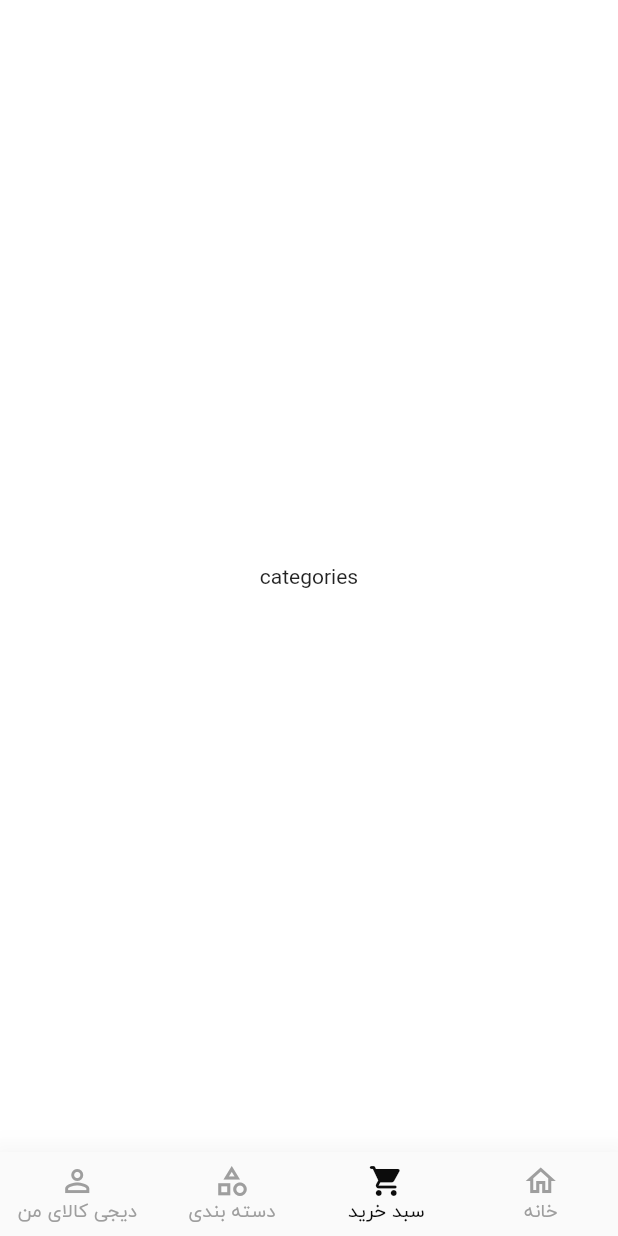
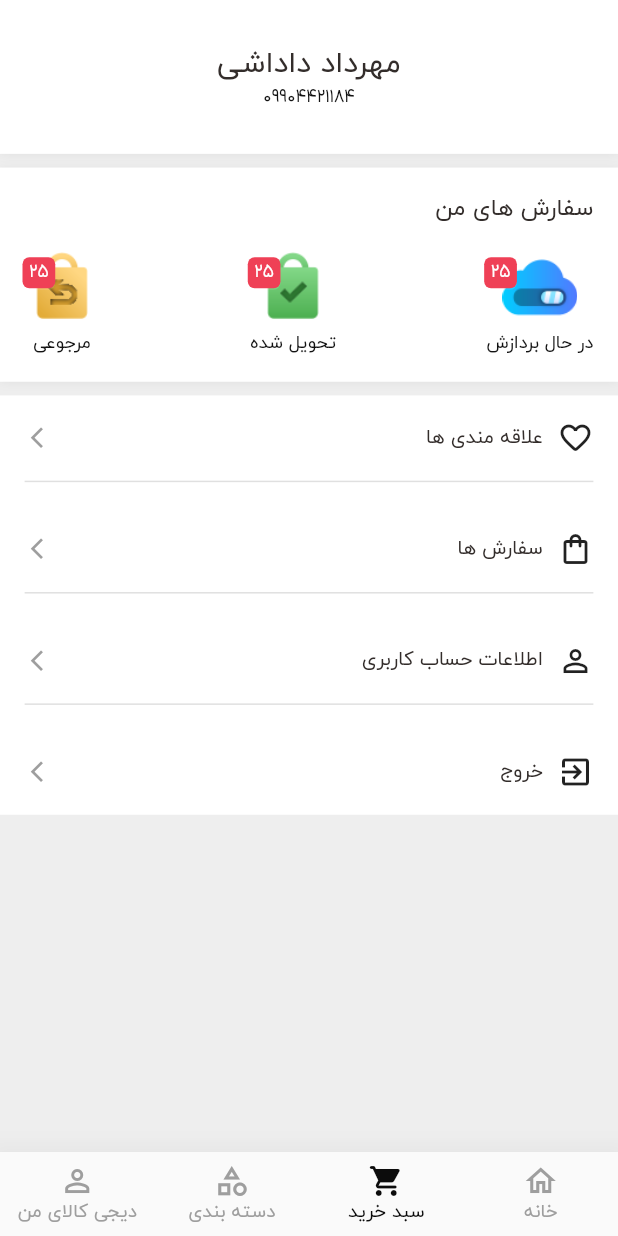
Before and after one commit to mehrdad03/digikala, a Flutter app: the screen it shows after launch, item 2 of the bottom bar chosen, on a phone screen of 412 x 824 dp. Run offline on Flutter 3.47's test engine with Material 2 defaults, Android fonts, the light colour scheme and no system bars; our stand-ins replace carousel_slider, flutter_countdown_timer, get, smooth_page_indicator; missing offline and left inert: digit_to_persian_word.

Commit message:
complete profile_screen.dart

```diff
--- a/lib/screens/bottom_bar.dart
+++ b/lib/screens/bottom_bar.dart
@@ -1,4 +1,5 @@
 import 'package:digikala/screens/home/home_screen.dart';
+import 'package:digikala/screens/profile/profile_screen.dart';
 import 'package:flutter/material.dart';
 import 'package:digikala/utils/dimensions.dart';
 
@@ -13,9 +14,7 @@ class _BottomBarState extends State<BottomBar> {
   int _selectedIndex = 2;
   static final List<Widget> _pagesList = <Widget>[
    const HomeScreen(),
-    const Text(
-      'categories',
-    ),
+   const ProfileScreen(),
     const Text(
       'cart',
     ),
--- /dev/null
+++ b/lib/screens/profile/profile_items.dart
@@ -0,0 +1,102 @@
+import 'package:digikala/utils/dimensions.dart';
+import 'package:digikala/widgets/big_text.dart';
+import 'package:flutter/cupertino.dart';
+import 'package:flutter/material.dart';
+
+class ProfileItems extends StatelessWidget {
+  const ProfileItems({Key? key}) : super(key: key);
+
+  @override
+  Widget build(BuildContext context) {
+    return  Container(
+      color: Colors.white,
+
+      child: Column(
+        children: [
+          Container(
+
+            padding: EdgeInsets.all(Dimensions.width20),
+            child: Container(
+              padding: EdgeInsets.only(bottom: Dimensions.height20),
+              decoration: BoxDecoration(
+                  border: Border(bottom: BorderSide(color: Colors.grey.shade300))
+              ),
+              child: Row(
+                mainAxisAlignment: MainAxisAlignment.spaceBetween,
+                children: [
+                  Row(
+                    children: [Icon(Icons.favorite_border_rounded),
+                      SizedBox(width: Dimensions.width15,),
+                      BigText(text: "علاقه مندی ها",size: Dimensions.font16/1.2,)],
+                  ),
+                  Icon(Icons.arrow_forward_ios,color: Colors.grey.shade500,size: Dimensions.height20)
+
+                ],
+              ),
+            ),
+          ),
+          Container(
+
+            padding: EdgeInsets.all(Dimensions.width20),
+            child: Container(
+              padding: EdgeInsets.only(bottom: Dimensions.height20),
+              decoration: BoxDecoration(
+                  border: Border(bottom: BorderSide(color: Colors.grey.shade300))
+              ),
+              child: Row(
+                mainAxisAlignment: MainAxisAlignment.spaceBetween,
+                children: [
+                  Row(
+                    children: [Icon(Icons.shopping_bag_outlined),
+                      SizedBox(width: Dimensions.width15,),
+                      BigText(text: "سفارش ها",size: Dimensions.font16/1.2,)],
+                  ),
+                  Icon(Icons.arrow_forward_ios,color: Colors.grey.shade500,size: Dimensions.height20)
+
+                ],
+              ),
+            ),
+          ),
+          Container(
+
+            padding: EdgeInsets.all(Dimensions.width20),
+            child: Container(
+              padding: EdgeInsets.only(bottom: Dimensions.height20),
+              decoration: BoxDecoration(
+                  border: Border(bottom: BorderSide(color: Colors.grey.shade300))
+              ),
+              child: Row(
+                mainAxisAlignment: MainAxisAlignment.spaceBetween,
+                children: [
+                  Row(
+                    children: [Icon(Icons.person_outline),
+                      SizedBox(width: Dimensions.width15,),
+                      BigText(text: "اطلاعات حساب کاربری",size: Dimensions.font16/1.2,)],
+                  ),
+                  Icon(Icons.arrow_forward_ios,color: Colors.grey.shade500,size: Dimensions.height20,)
+
+                ],
+              ),
+            ),
+          ),
+          Container(
+
+            padding: EdgeInsets.all(Dimensions.width20),
+            child: Row(
+              mainAxisAlignment: MainAxisAlignment.spaceBetween,
+              children: [
+                Row(
+                  children: [Icon(Icons.exit_to_app),
+                    SizedBox(width: Dimensions.width15,),
+                    BigText(text: "خروج",size: Dimensions.font16/1.2,)],
+                ),
+                Icon(Icons.arrow_forward_ios,color: Colors.grey.shade500,size: Dimensions.height20)
+
+              ],
+            ),
+          ),
+        ],
+      ),
+    );
+  }
+}
--- /dev/null
+++ b/lib/screens/profile/profile_screen.dart
@@ -0,0 +1,44 @@
+import 'package:digikala/screens/profile/profile_items.dart';
+import 'package:digikala/screens/profile/tracking.dart';
+import 'package:digikala/screens/profile/user_info.dart';
+import 'package:digikala/utils/colors.dart';
+import 'package:digikala/utils/dimensions.dart';
+import 'package:digikala/widgets/big_text.dart';
+import 'package:digikala/widgets/small_text.dart';
+import 'package:flutter/cupertino.dart';
+import 'package:flutter/material.dart';
+
+class ProfileScreen extends StatefulWidget {
+  const ProfileScreen({Key? key}) : super(key: key);
+
+  @override
+  State<ProfileScreen> createState() => _ProfileScreenState();
+}
+
+class _ProfileScreenState extends State<ProfileScreen> {
+  @override
+  Widget build(BuildContext context) {
+    return Directionality(
+      textDirection: TextDirection.rtl,
+      child: SafeArea(
+        child: Scaffold(
+          backgroundColor: Colors.grey.shade200,
+          body: ListView(
+            children: [
+             UserInfo(),
+              SizedBox(
+                height: Dimensions.height10,
+              ),
+              Tracking(),
+              SizedBox(
+                height: Dimensions.height10,
+              ),
+             ProfileItems(),
+
+            ],
+          ),
+        ),
+      ),
+    );
+  }
+}
--- /dev/null
+++ b/lib/screens/profile/tracking.dart
@@ -0,0 +1,198 @@
+import 'package:digikala/utils/colors.dart';
+import 'package:digikala/utils/dimensions.dart';
+import 'package:digikala/widgets/big_text.dart';
+import 'package:digikala/widgets/small_text.dart';
+import 'package:flutter/cupertino.dart';
+import 'package:flutter/material.dart';
+
+class Tracking extends StatefulWidget {
+  const Tracking({Key? key}) : super(key: key);
+
+  @override
+  State<Tracking> createState() => _TrackingState();
+}
+
+class _TrackingState extends State<Tracking> {
+  @override
+  Widget build(BuildContext context) {
+    return Container(
+      decoration: BoxDecoration(
+        color: Colors.white,
+        boxShadow: [
+          BoxShadow(
+            color: Colors.grey.shade300,
+            blurRadius: 5,
+            offset: const Offset(0, 1), // Shadow position
+          )
+        ],
+      ),
+      child: Column(
+        crossAxisAlignment: CrossAxisAlignment.start,
+        children: [
+          Container(
+              padding: EdgeInsets.all(Dimensions.width20),
+              child: BigText(
+                text: "سفارش های من",
+                size: Dimensions.font16,
+              )),
+          Container(
+            padding: EdgeInsets.only(bottom: Dimensions.height20),
+            child: Row(
+              mainAxisAlignment: MainAxisAlignment.spaceBetween,
+              children: [
+                Column(
+                  children: [
+                    Stack(
+                      children: [
+                        Positioned(
+                          child: Container(
+                            padding: EdgeInsets.symmetric(
+                                horizontal: Dimensions.height20),
+                            child: Column(
+                              mainAxisAlignment:
+                              MainAxisAlignment.start,
+                              crossAxisAlignment:
+                              CrossAxisAlignment.center,
+                              children: [
+                                Image.asset(
+                                  "assets/images/tracking_icons/t1.png",
+                                  width: 50,
+                                ),
+                                SizedBox(
+                                  height: Dimensions.height10 * .5,
+                                ),
+                                SmallText(text: "در حال بردازش")
+                              ],
+                            ),
+                          ),
+                        ),
+                        Positioned(
+                          left: 15,
+                          top: 5,
+                          child: Container(
+                              padding: EdgeInsets.symmetric(horizontal: Dimensions.height10/2,vertical: Dimensions.height10/4),
+                              decoration: BoxDecoration(
+                                color: AppColors.mainColor,
+                                borderRadius: BorderRadius.circular(
+                                    Dimensions.radius10/2),
+                                boxShadow: const [
+                                  BoxShadow(
+                                    color: Colors.white12,
+                                    blurRadius:0,
+                                    offset: Offset(0, 1), // Shadow position
+                                  ),
+                                ],),
+                              child:  SmallText(text:"25",color: Colors.white,fontFamily: 'persian_number',)
+                          ),
+                        )
+                      ],
+                    ),
+                  ],
+                ),
+                Column(
+                  children: [
+                    Stack(
+                      children: [
+                        Positioned(
+                          child: Container(
+                            padding: EdgeInsets.symmetric(
+                                horizontal: Dimensions.height20),
+                            child: Column(
+                              mainAxisAlignment:
+                              MainAxisAlignment.start,
+                              crossAxisAlignment:
+                              CrossAxisAlignment.center,
+                              children: [
+                                Image.asset(
+                                  "assets/images/tracking_icons/t3.png",
+                                  width: 50,
+                                ),
+                                SizedBox(
+                                  height: Dimensions.height10 * .5,
+                                ),
+                                SmallText(text: "تحویل شده")
+                              ],
+                            ),
+                          ),
+                        ),
+                        Positioned(
+                          left: 15,
+                          top: 5,
+                          child: Container(
+                              padding: EdgeInsets.symmetric(horizontal: Dimensions.height10/2,vertical: Dimensions.height10/4),
+                              decoration: BoxDecoration(
+                                color: AppColors.mainColor,
+                                borderRadius: BorderRadius.circular(
+                                    Dimensions.radius10/2),
+                                boxShadow: const [
+                                  BoxShadow(
+                                    color: Colors.white12,
+                                    blurRadius:0,
+                                    offset: Offset(0, 1), // Shadow position
+                                  ),
+                                ],),
+                              child:  SmallText(text:"25",color: Colors.white,fontFamily: 'persian_number',)
+                          ),
+                        )
+                      ],
+                    ),
+                  ],
+                ),
+                Column(
+                  children: [
+                    Stack(
+                      children: [
+                        Positioned(
+                          child: Container(
+                            padding: EdgeInsets.symmetric(
+                                horizontal: Dimensions.height20),
+                            child: Column(
+                              mainAxisAlignment:
+                              MainAxisAlignment.start,
+                              crossAxisAlignment:
+                              CrossAxisAlignment.center,
+                              children: [
+                                Image.asset(
+                                  "assets/images/tracking_icons/t2.png",
+                                  width: 50,
+                                ),
+                                SizedBox(
+                                  height: Dimensions.height10 * .5,
+                                ),
+                                SmallText(text: "مرجوعی")
+                              ],
+                            ),
+                          ),
+                        ),
+                        Positioned(
+                          left: 15,
+                          top: 5,
+                          child: Container(
+                              padding: EdgeInsets.symmetric(horizontal: Dimensions.height10/2,vertical: Dimensions.height10/4),
+                              decoration: BoxDecoration(
+                                color: AppColors.mainColor,
+                                borderRadius: BorderRadius.circular(
+                                    Dimensions.radius10/2),
+                                boxShadow: const [
+                                  BoxShadow(
+                                    color: Colors.white12,
+                                    blurRadius:0,
+                                    offset: Offset(0, 1), // Shadow position
+                                  ),
+                                ],),
+                              child:  SmallText(text:"25",color: Colors.white,fontFamily: 'persian_number',)
+                          ),
+                        )
+                      ],
+                    ),
+                  ],
+                ),
+
+              ],
+            ),
+          )
+        ],
+      ),
+    );
+  }
+}
--- /dev/null
+++ b/lib/screens/profile/user_info.dart
@@ -0,0 +1,42 @@
+import 'package:digikala/utils/dimensions.dart';
+import 'package:digikala/widgets/big_text.dart';
+import 'package:digikala/widgets/small_text.dart';
+import 'package:flutter/cupertino.dart';
+import 'package:flutter/material.dart';
+
+class UserInfo extends StatefulWidget {
+  const UserInfo({Key? key}) : super(key: key);
+
+  @override
+  State<UserInfo> createState() => _UserInfoState();
+}
+
+class _UserInfoState extends State<UserInfo> {
+  @override
+  Widget build(BuildContext context) {
+    return  Container(
+      decoration: BoxDecoration(
+        color: Colors.white,
+        boxShadow: [
+          BoxShadow(
+            color: Colors.grey.shade300,
+            blurRadius: 5,
+            offset: const Offset(0, 1), // Shadow position
+          )
+        ],
+      ),
+      padding: EdgeInsets.all(Dimensions.height30),
+      child: Column(
+        children: [
+          BigText(
+            text: "مهرداد داداشی",
+          ),
+          SmallText(
+            text: "09904421184",
+            fontFamily: "persian_number",
+          ),
+        ],
+      ),
+    );
+  }
+}
--- a/pubspec.yaml
+++ b/pubspec.yaml
@@ -42,6 +42,7 @@ dependencies:
   smooth_page_indicator: ^1.0.0+2
   flutter_countdown_timer: ^4.1.0
   digit_to_persian_word: ^2.0.0
+  flutter_svg: ^1.1.6
 
 
 dev_dependencies:
@@ -74,6 +75,7 @@ flutter:
      - assets/images/banners/
      - assets/images/categories/
      - assets/images/brands/
+     - assets/images/tracking_icons/
 
 
   # An image asset can refer to one or more resolution-specific "variants", see
```
Also changed, not shown: assets/images/tracking_icons/t1.png (added), assets/images/tracking_icons/t2.png (added), assets/images/tracking_icons/t3.png (added), pubspec.lock.
